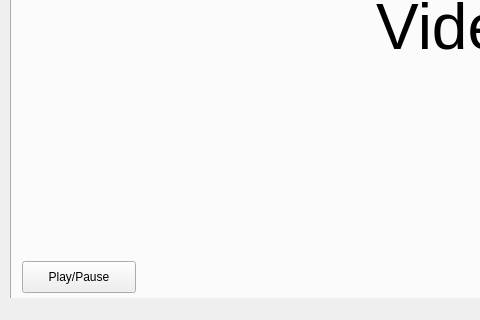
Old version of the form mainwindow.ui in the repository trivalchang/venus; both pictures show x 0 to 480 and y 271 to 591 of the 827 by 591 pixel window.
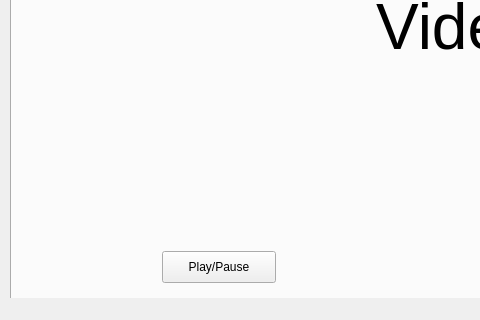
New version of the form. Custom widgets are drawn as their Qt base class.

The edit to the form file:
```diff
--- a/mainwindow.ui
+++ b/mainwindow.ui
@@ -114,8 +114,8 @@
      <widget class="QPushButton" name="PlayBtn">
       <property name="geometry">
        <rect>
-        <x>10</x>
-        <y>450</y>
+        <x>150</x>
+        <y>440</y>
         <width>114</width>
         <height>32</height>
        </rect>
```
Left out of the diff: 2 changed lines with no effect on the pictures.
